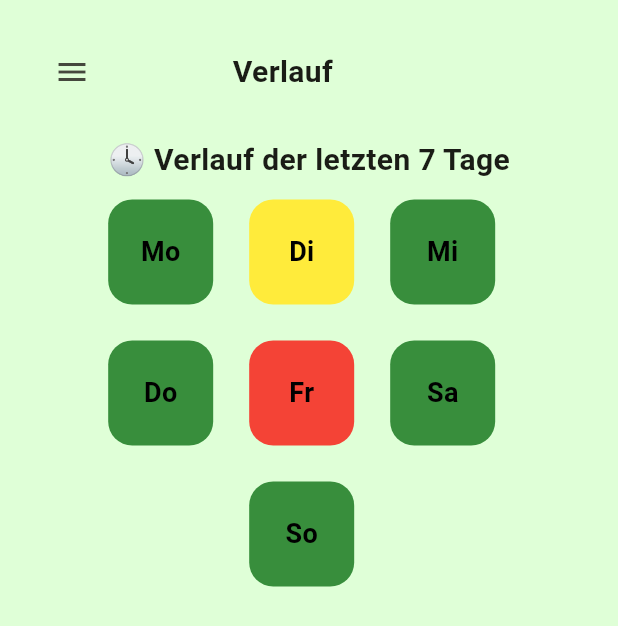
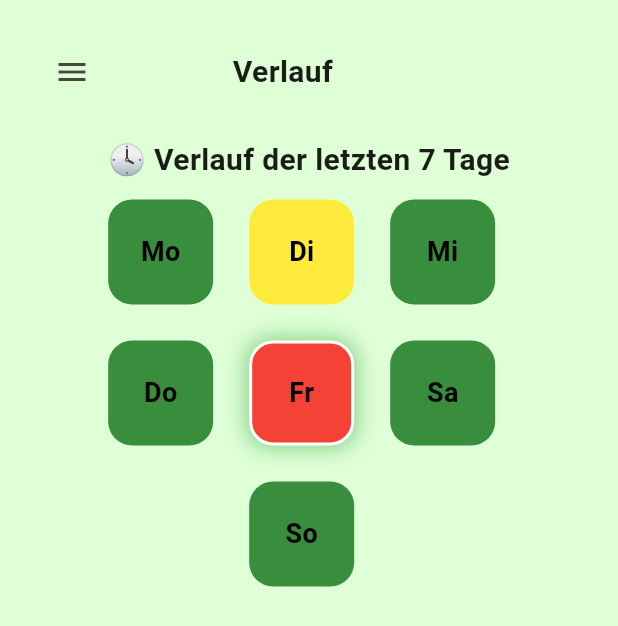
Before and after one commit to SpartanProgram/balkon-bewaesserung-app, a Flutter app: the VerlaufScreen screen opened directly, on a phone screen of 412 x 824 dp. Shown: the top 626 px of the screen. Run offline on Flutter 3.47's test engine with Material 3 defaults, Android fonts, the phone set to English and light mode, and no system bars.

```diff
--- a/Software/lib/verlauf_screen.dart
+++ b/Software/lib/verlauf_screen.dart
@@ -48,9 +48,23 @@ class VerlaufScreen extends StatelessWidget {
   }
 
 Widget _dayButton(BuildContext context, String label, Color color) {
+  final now = DateTime.now();
+  final weekdayMap = {
+    1: "Mo",
+    2: "Di",
+    3: "Mi",
+    4: "Do",
+    5: "Fr",
+    6: "Sa",
+    7: "So",
+  };
+
+  final currentDayLabel = weekdayMap[now.weekday];
+
   return _AnimatedDayBox(
     label: label,
     color: color,
+    isToday: label == currentDayLabel, // ✅ HERVORHEBEN!
     onTap: () {
       showModalBottomSheet(
         context: context,
@@ -59,7 +73,6 @@ class VerlaufScreen extends StatelessWidget {
         builder: (_) {
           return Stack(
             children: [
-                // Blurred background
               GestureDetector(
                 onTap: () => Navigator.of(context).pop(),
                 child: BackdropFilter(
@@ -71,7 +84,6 @@ class VerlaufScreen extends StatelessWidget {
                   ),
                 ),
               ),
-                // Sliding bottom popup
               _buildDetailPopup(context, label, color),
             ],
           );
@@ -258,11 +270,13 @@ class _AnimatedDayBox extends StatefulWidget {
   final String label;
   final Color color;
   final VoidCallback onTap;
+  final bool isToday; // ⬅️ NEU
 
   const _AnimatedDayBox({
     required this.label,
     required this.color,
     required this.onTap,
+    this.isToday = false, // ⬅️ Standard false
   });
 
   @override
@@ -283,11 +297,11 @@ class _AnimatedDayBoxState extends State<_AnimatedDayBox>
       duration: const Duration(milliseconds: 250),
     );
     _offsetAnimation = Tween<Offset>(
-      begin: const Offset(0, 0.2), // Start weiter unten
+      begin: const Offset(0, 0.2),
       end: Offset.zero,
     ).animate(CurvedAnimation(parent: _controller, curve: Curves.easeOut));
 
-    _controller.forward(); // Animation beim Erscheinen starten
+    _controller.forward();
   }
 
   @override
@@ -297,13 +311,11 @@ class _AnimatedDayBoxState extends State<_AnimatedDayBox>
   }
 
   void _handleTap() async {
-    HapticFeedback.lightImpact(); // Haptisches Feedback
-
+    HapticFeedback.lightImpact();
     setState(() => _opacity = 0.3);
     await Future.delayed(const Duration(milliseconds: 100));
     setState(() => _opacity = 1.0);
     await Future.delayed(const Duration(milliseconds: 100));
-
     widget.onTap();
   }
 
@@ -322,6 +334,18 @@ class _AnimatedDayBoxState extends State<_AnimatedDayBox>
             decoration: BoxDecoration(
               color: widget.color,
               borderRadius: BorderRadius.circular(16),
+              boxShadow: widget.isToday
+                  ? [
+                      BoxShadow(
+                        color: Colors.green.withOpacity(0.6),
+                        blurRadius: 12,
+                        spreadRadius: 1.5,
+                      )
+                    ]
+                  : [],
+              border: widget.isToday
+                  ? Border.all(color: Colors.white, width: 2)
+                  : null,
             ),
             child: Center(
               child: Text(
```
Lines whose indentation alone changed are shown as unchanged.
